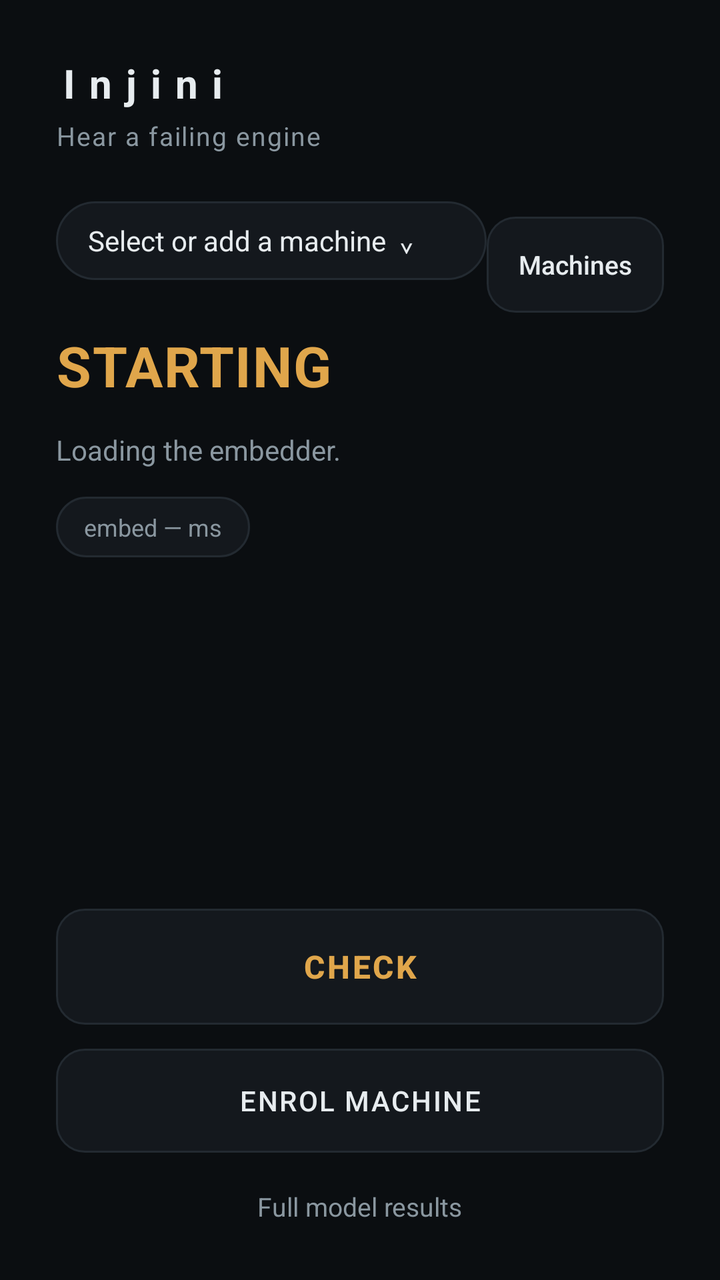
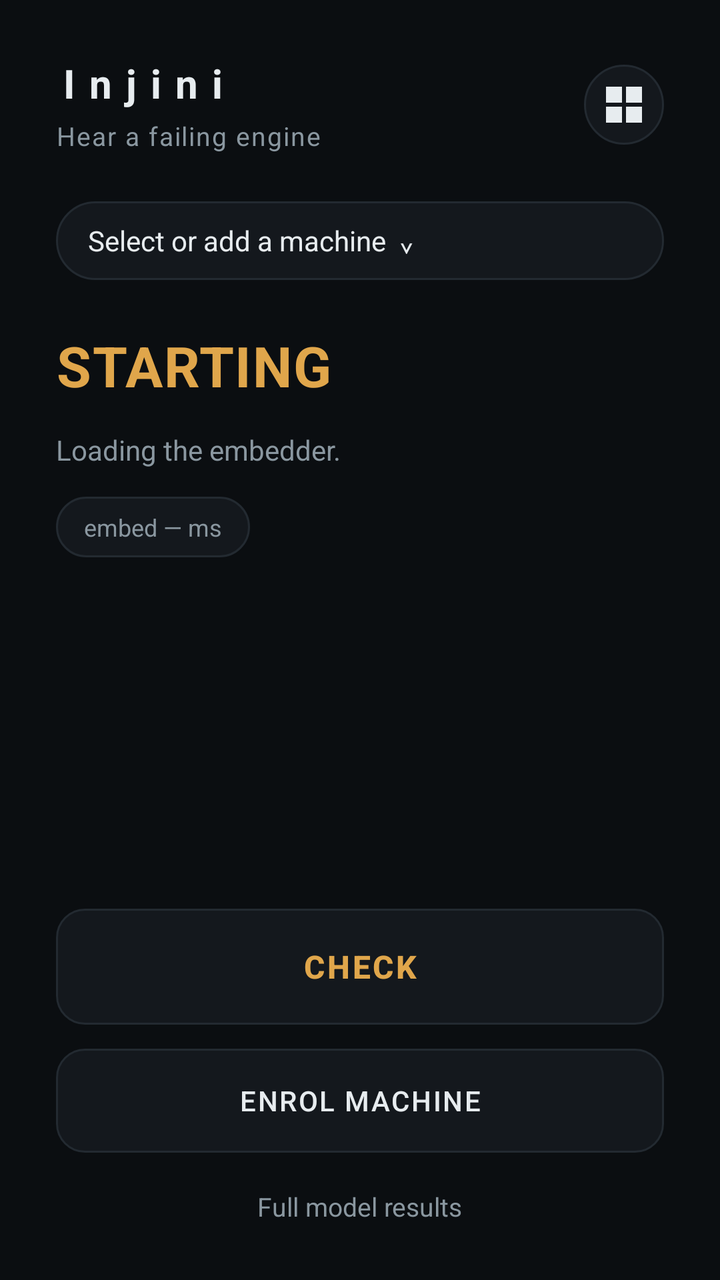

Two renders of the same Android screen: before a commit and after it. Below are the layout's source before the change and the commit's diff.
<!-- AndroidManifest.xml: application theme Theme.Injini -->
<!-- res/layout/activity_main.xml -->
<?xml version="1.0" encoding="utf-8"?>
<androidx.constraintlayout.widget.ConstraintLayout
    android:id="@+id/rootLayout"
    xmlns:android="http://schemas.android.com/apk/res/android"
    xmlns:app="http://schemas.android.com/apk/res-auto"
    android:layout_width="match_parent"
    android:layout_height="match_parent"
    android:background="@color/injini_bg"
    android:padding="28dp">

    <TextView
        android:id="@+id/wordmark"
        android:layout_width="wrap_content"
        android:layout_height="wrap_content"
        android:text="@string/app_name"
        android:textColor="@color/injini_text"
        android:textSize="20sp"
        android:letterSpacing="0.35"
        android:textStyle="bold"
        app:layout_constraintTop_toTopOf="parent"
        app:layout_constraintStart_toStartOf="parent" />

    <TextView
        android:id="@+id/tagline"
        android:layout_width="wrap_content"
        android:layout_height="wrap_content"
        android:layout_marginTop="4dp"
        android:text="@string/tagline"
        android:textColor="@color/injini_dim"
        android:textSize="13sp"
        android:letterSpacing="0.05"
        app:layout_constraintTop_toBottomOf="@id/wordmark"
        app:layout_constraintStart_toStartOf="parent" />

    
    <TextView
        android:id="@+id/machinePicker"
        android:layout_width="0dp"
        android:layout_height="wrap_content"
        android:layout_marginTop="24dp"
        android:background="@drawable/bg_chip"
        android:paddingHorizontal="16dp"
        android:paddingVertical="10dp"
        android:text="Select or add a machine  ⌄"
        android:textColor="@color/injini_text"
        android:textSize="14sp"
        app:layout_constraintTop_toBottomOf="@id/tagline"
        app:layout_constraintStart_toStartOf="parent"
        app:layout_constraintEnd_toStartOf="@id/machinesButton" />

    
    <androidx.appcompat.widget.AppCompatButton
        android:id="@+id/machinesButton"
        android:layout_width="wrap_content"
        android:layout_height="wrap_content"
        android:layout_marginTop="24dp"
        android:layout_marginStart="8dp"
        android:background="@drawable/bg_button"
        android:text="Machines"
        android:textColor="@color/injini_text"
        android:textSize="13sp"
        android:textAllCaps="false"
        android:paddingHorizontal="16dp"
        android:stateListAnimator="@null"
        app:layout_constraintTop_toTopOf="@id/machinePicker"
        app:layout_constraintBottom_toBottomOf="@id/machinePicker"
        app:layout_constraintEnd_toEndOf="parent" />

    
    <TextView
        android:id="@+id/machineInfo"
        android:layout_width="0dp"
        android:layout_height="wrap_content"
        android:layout_marginTop="10dp"
        android:background="@drawable/bg_chip"
        android:paddingHorizontal="16dp"
        android:paddingVertical="10dp"
        android:textColor="@color/injini_dim"
        android:textSize="13sp"
        android:lineSpacingMultiplier="1.2"
        android:visibility="gone"
        app:layout_constraintTop_toBottomOf="@id/machinePicker"
        app:layout_constraintStart_toStartOf="parent"
        app:layout_constraintEnd_toEndOf="parent" />

    
    <androidx.appcompat.widget.AppCompatButton
        android:id="@+id/addVerdictButton"
        android:layout_width="0dp"
        android:layout_height="wrap_content"
        android:layout_marginTop="10dp"
        android:background="@drawable/bg_button"
        android:text="⚠  Add verdict"
        android:textColor="@color/injini_amber"
        android:textSize="13sp"
        android:textStyle="bold"
        android:textAllCaps="false"
        android:paddingVertical="10dp"
        android:stateListAnimator="@null"
        android:visibility="gone"
        app:layout_constraintTop_toBottomOf="@id/machineInfo"
        app:layout_constraintStart_toStartOf="parent"
        app:layout_constraintEnd_toEndOf="parent" />

    <TextView
        android:id="@+id/statusWord"
        android:layout_width="0dp"
        android:layout_height="wrap_content"
        android:text="STARTING"
        android:textColor="@color/injini_amber"
        android:textSize="28sp"
        android:textStyle="bold"
        android:letterSpacing="0.02"
        app:layout_constraintTop_toBottomOf="@id/addVerdictButton"
        app:layout_constraintStart_toStartOf="parent"
        app:layout_constraintEnd_toEndOf="parent"
        android:layout_marginTop="24dp" />

    <TextView
        android:id="@+id/detailText"
        android:layout_width="0dp"
        android:layout_height="wrap_content"
        android:layout_marginTop="14dp"
        android:text="Loading the embedder."
        android:textColor="@color/injini_dim"
        android:textSize="14sp"
        android:lineSpacingMultiplier="1.3"
        app:layout_constraintTop_toBottomOf="@id/statusWord"
        app:layout_constraintStart_toStartOf="parent"
        app:layout_constraintEnd_toEndOf="parent" />

    <TextView
        android:id="@+id/latencyChip"
        android:layout_width="wrap_content"
        android:layout_height="wrap_content"
        android:layout_marginTop="14dp"
        android:background="@drawable/bg_chip"
        android:paddingHorizontal="14dp"
        android:paddingVertical="7dp"
        android:text="embed — ms"
        android:textColor="@color/injini_dim"
        android:textSize="12sp"
        app:layout_constraintTop_toBottomOf="@id/detailText"
        app:layout_constraintStart_toStartOf="parent" />

    
    <com.injini.app.WaveformView
        android:id="@+id/waveform"
        android:layout_width="0dp"
        android:layout_height="64dp"
        android:layout_marginTop="16dp"
        android:visibility="gone"
        app:layout_constraintTop_toBottomOf="@id/latencyChip"
        app:layout_constraintStart_toStartOf="parent"
        app:layout_constraintEnd_toEndOf="parent" />

    
    <androidx.appcompat.widget.AppCompatButton
        android:id="@+id/checkButton"
        android:layout_width="0dp"
        android:layout_height="58dp"
        android:background="@drawable/bg_button"
        android:text="@string/check"
        android:textColor="@color/injini_amber"
        android:textSize="16sp"
        android:textStyle="bold"
        android:letterSpacing="0.08"
        android:stateListAnimator="@null"
        app:layout_constraintBottom_toTopOf="@id/enrolButton"
        app:layout_constraintStart_toStartOf="parent"
        app:layout_constraintEnd_toEndOf="parent"
        android:layout_marginBottom="12dp" />

    <androidx.appcompat.widget.AppCompatButton
        android:id="@+id/enrolButton"
        android:layout_width="0dp"
        android:layout_height="52dp"
        android:background="@drawable/bg_button"
        android:text="@string/enrol"
        android:textColor="@color/injini_text"
        android:textSize="14sp"
        android:letterSpacing="0.06"
        android:stateListAnimator="@null"
        app:layout_constraintBottom_toTopOf="@id/resultsLink"
        app:layout_constraintStart_toStartOf="parent"
        app:layout_constraintEnd_toEndOf="parent"
        android:layout_marginBottom="18dp" />

    <TextView
        android:id="@+id/resultsLink"
        android:layout_width="wrap_content"
        android:layout_height="wrap_content"
        android:text="@string/full_results"
        android:textColor="@color/injini_dim"
        android:textSize="13sp"
        app:layout_constraintBottom_toBottomOf="parent"
        app:layout_constraintStart_toStartOf="parent"
        app:layout_constraintEnd_toEndOf="parent" />

</androidx.constraintlayout.widget.ConstraintLayout>
<!-- resources referenced by this layout -->
<resources>
  <color name="injini_amber">#E0A64B</color>
  <color name="injini_bg">#0B0E11</color>
  <color name="injini_dim">#8A97A0</color>
  <color name="injini_text">#E7ECEF</color>
  <!-- drawable bg_button (drawable) -->
  <?xml version="1.0" encoding="utf-8"?>
  <shape xmlns:android="http://schemas.android.com/apk/res/android" android:shape="rectangle">
      <solid android:color="@color/injini_surface" />
      <stroke android:width="1dp" android:color="@color/injini_line" />
      <corners android:radius="14dp" />
  </shape>
  <!-- drawable bg_chip (drawable) -->
  <?xml version="1.0" encoding="utf-8"?>
  <shape xmlns:android="http://schemas.android.com/apk/res/android" android:shape="rectangle">
      <solid android:color="@color/injini_surface" />
      <stroke android:width="1dp" android:color="@color/injini_line" />
      <corners android:radius="999dp" />
  </shape>
  <string name="app_name">Injini</string>
  <string name="check">Check</string>
  <string name="enrol">Enrol machine</string>
  <string name="full_results">Full model results</string>
  <string name="tagline">Hear a failing engine</string>
  <style name="Theme.Injini" parent="Theme.MaterialComponents.DayNight.NoActionBar">
          <item name="colorPrimary">@color/injini_amber</item>
          <item name="colorSecondary">@color/injini_green</item>
          <item name="android:windowBackground">@color/injini_bg</item>
          <item name="android:statusBarColor">@color/injini_bg</item>
          <item name="android:navigationBarColor">@color/injini_bg</item>
          <item name="android:windowLightStatusBar">false</item>
      </style>
  <color name="injini_surface">#14181D</color>
  <color name="injini_line">#232A31</color>
  <color name="injini_green">#5BB98C</color>
</resources>

<!-- the commit's change to res/layout/activity_main.xml (unified diff, before → after) -->
@@ -33,6 +33,21 @@
         app:layout_constraintStart_toStartOf="parent" />
 
     
+    
+    <androidx.appcompat.widget.AppCompatImageButton
+        android:id="@+id/machinesButton"
+        android:layout_width="40dp"
+        android:layout_height="40dp"
+        android:layerType="software"
+        android:background="@drawable/bg_chip"
+        app:srcCompat="@drawable/ic_fleet_24"
+        android:padding="9dp"
+        android:contentDescription="Machines"
+        app:layout_constraintTop_toTopOf="@id/wordmark"
+        app:layout_constraintBottom_toBottomOf="@id/tagline"
+        app:layout_constraintEnd_toEndOf="parent" />
+
+    
     <TextView
         android:id="@+id/machinePicker"
         android:layout_width="0dp"
@@ -46,40 +61,43 @@
         android:textSize="14sp"
         app:layout_constraintTop_toBottomOf="@id/tagline"
         app:layout_constraintStart_toStartOf="parent"
-        app:layout_constraintEnd_toStartOf="@id/machinesButton" />
-
-    
-    <androidx.appcompat.widget.AppCompatButton
-        android:id="@+id/machinesButton"
-        android:layout_width="wrap_content"
-        android:layout_height="wrap_content"
-        android:layout_marginTop="24dp"
-        android:layout_marginStart="8dp"
-        android:background="@drawable/bg_button"
-        android:text="Machines"
-        android:textColor="@color/injini_text"
-        android:textSize="13sp"
-        android:textAllCaps="false"
+        app:layout_constraintEnd_toEndOf="parent" />
+
+    
+    <TextView
+        android:id="@+id/machineInfo"
+        android:layout_width="0dp"
+        android:layout_height="wrap_content"
+        android:layout_marginTop="10dp"
+        android:background="@drawable/bg_chip"
         android:paddingHorizontal="16dp"
-        android:stateListAnimator="@null"
-        app:layout_constraintTop_toTopOf="@id/machinePicker"
-        app:layout_constraintBottom_toBottomOf="@id/machinePicker"
-        app:layout_constraintEnd_toEndOf="parent" />
-
-    
-    <TextView
-        android:id="@+id/machineInfo"
+        android:paddingVertical="10dp"
+        android:textColor="@color/injini_dim"
+        android:textSize="13sp"
+        android:lineSpacingMultiplier="1.2"
+        android:visibility="gone"
+        app:layout_constraintTop_toBottomOf="@id/machinePicker"
+        app:layout_constraintStart_toStartOf="parent"
+        app:layout_constraintEnd_toEndOf="parent" />
+
+    
+    <TextView
+        android:id="@+id/reenrollBanner"
         android:layout_width="0dp"
         android:layout_height="wrap_content"
         android:layout_marginTop="10dp"
-        android:background="@drawable/bg_chip"
+        android:layerType="software"
+        android:background="@drawable/bg_chip"
+        android:drawableStart="@drawable/ic_warning_red_24"
+        android:drawablePadding="10dp"
         android:paddingHorizontal="16dp"
         android:paddingVertical="10dp"
-        android:textColor="@color/injini_dim"
-        android:textSize="13sp"
-        android:lineSpacingMultiplier="1.2"
-        android:visibility="gone"
-        app:layout_constraintTop_toBottomOf="@id/machinePicker"
+        android:text="Needs re-enrollment — a mechanic found a fault this fingerprint missed."
+        android:textColor="@color/injini_red"
+        android:textSize="13sp"
+        android:textStyle="bold"
+        android:visibility="gone"
+        app:layout_constraintTop_toBottomOf="@id/machineInfo"
         app:layout_constraintStart_toStartOf="parent"
         app:layout_constraintEnd_toEndOf="parent" />
 
@@ -89,8 +107,11 @@
         android:layout_width="0dp"
         android:layout_height="wrap_content"
         android:layout_marginTop="10dp"
+        android:layerType="software"
         android:background="@drawable/bg_button"
-        android:text="⚠  Add verdict"
+        android:drawableStart="@drawable/ic_warning_amber_24"
+        android:drawablePadding="10dp"
+        android:text="Add verdict"
         android:textColor="@color/injini_amber"
         android:textSize="13sp"
         android:textStyle="bold"
@@ -98,7 +119,7 @@
         android:paddingVertical="10dp"
         android:stateListAnimator="@null"
         android:visibility="gone"
-        app:layout_constraintTop_toBottomOf="@id/machineInfo"
+        app:layout_constraintTop_toBottomOf="@id/reenrollBanner"
         app:layout_constraintStart_toStartOf="parent"
         app:layout_constraintEnd_toEndOf="parent" />
 
<!-- resource entries referenced after the edit -->
@@ -3,6 +3,7 @@
   <color name="injini_amber">#E0A64B</color>
   <color name="injini_bg">#0B0E11</color>
   <color name="injini_dim">#8A97A0</color>
+  <color name="injini_red">#D4694E</color>
   <color name="injini_text">#E7ECEF</color>
   <!-- drawable bg_button (drawable) -->
   <?xml version="1.0" encoding="utf-8"?>
@@ -18,6 +19,59 @@
       <stroke android:width="1dp" android:color="@color/injini_line" />
       <corners android:radius="999dp" />
   </shape>
+  <!-- drawable ic_fleet_24 (drawable) -->
+  <?xml version="1.0" encoding="utf-8"?>
+  <vector xmlns:android="http://schemas.android.com/apk/res/android"
+      android:width="24dp"
+      android:height="24dp"
+      android:viewportWidth="24"
+      android:viewportHeight="24">
+      <path
+          android:fillColor="#E7ECEF"
+          android:pathData="M3,3 h8 v8 h-8 z M13,3 h8 v8 h-8 z M3,13 h8 v8 h-8 z M13,13 h8 v8 h-8 z" />
+  </vector>
+  <!-- drawable ic_warning_amber_24 (drawable) -->
+  <?xml version="1.0" encoding="utf-8"?>
+  <vector xmlns:android="http://schemas.android.com/apk/res/android"
+      android:width="24dp"
+      android:height="24dp"
+      android:viewportWidth="24"
+      android:viewportHeight="24">
+      <path
+          android:strokeColor="#E0A64B"
+          android:strokeWidth="1.6"
+          android:strokeLineJoin="round"
+          android:strokeLineCap="round"
+          android:fillColor="#00000000"
+          android:pathData="M12,3.5 L21,20 L3,20 Z" />
+      <path
+          android:fillColor="#E0A64B"
+          android:pathData="M11.25,9.5 h1.5 v5.5 h-1.5 z" />
+      <path
+          android:fillColor="#E0A64B"
+          android:pathData="M11.25,17 h1.5 v1.5 h-1.5 z" />
+  </vector>
+  <!-- drawable ic_warning_red_24 (drawable) -->
+  <?xml version="1.0" encoding="utf-8"?>
+  <vector xmlns:android="http://schemas.android.com/apk/res/android"
+      android:width="24dp"
+      android:height="24dp"
+      android:viewportWidth="24"
+      android:viewportHeight="24">
+      <path
+          android:strokeColor="#D4694E"
+          android:strokeWidth="1.6"
+          android:strokeLineJoin="round"
+          android:strokeLineCap="round"
+          android:fillColor="#00000000"
+          android:pathData="M12,3.5 L21,20 L3,20 Z" />
+      <path
+          android:fillColor="#D4694E"
+          android:pathData="M11.25,9.5 h1.5 v5.5 h-1.5 z" />
+      <path
+          android:fillColor="#D4694E"
+          android:pathData="M11.25,17 h1.5 v1.5 h-1.5 z" />
+  </vector>
   <string name="app_name">Injini</string>
   <string name="check">Check</string>
   <string name="enrol">Enrol machine</string>
